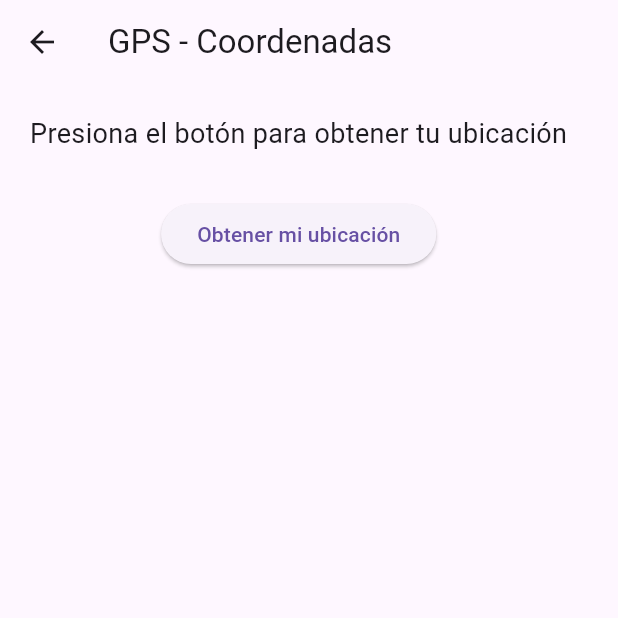
After one commit to BryanEstrada675/implementacion_custom_imput, a Flutter app: the GPSScreen screen opened directly, after a tap on "Obtener mi ubicación", on a phone screen of 412 x 824 dp, the top half of it. The commit adds this screen. Run offline on Flutter 3.47's test engine with Material 3 defaults, Android fonts, the phone set to English and light mode, and no system bars; our stand-ins replace geolocator.

Commit message:
se agregó GPS

```diff
--- /dev/null
+++ b/flutter_implementacion_del_custom/lib/screen/GPS_screen.dart
@@ -0,0 +1,81 @@
+import 'package:flutter/material.dart';
+import 'package:geolocator/geolocator.dart';
+
+class GPSScreen extends StatefulWidget {
+  const GPSScreen({super.key});
+
+  @override
+  State<GPSScreen> createState() => _GPSScreenState();
+}
+
+class _GPSScreenState extends State<GPSScreen> {
+  String coordenadas = "Presiona el botón para obtener tu ubicación";
+
+  Future<void> obtenerUbicacion() async {
+    bool servicioActivo;
+    LocationPermission permiso;
+
+    servicioActivo = await Geolocator.isLocationServiceEnabled();
+    if (!servicioActivo) {
+      setState(() {
+        coordenadas = "GPS desactivado. Actívalo e intenta de nuevo.";
+      });
+      return;
+    }
+
+    permiso = await Geolocator.checkPermission();
+
+    if (permiso == LocationPermission.denied) {
+      permiso = await Geolocator.requestPermission();
+      if (permiso == LocationPermission.denied) {
+        setState(() {
+          coordenadas = "Permiso denegado.";
+        });
+        return;
+      }
+    }
+
+    if (permiso == LocationPermission.deniedForever) {
+      setState(() {
+        coordenadas =
+            "El permiso está bloqueado permanentemente. Ve a configuración.";
+      });
+      return;
+    }
+
+    Position posicion = await Geolocator.getCurrentPosition(
+      desiredAccuracy: LocationAccuracy.high,
+    );
+
+    setState(() {
+      coordenadas =
+          "Latitud: ${posicion.latitude}\nLongitud: ${posicion.longitude}";
+    });
+  }
+
+  @override
+  Widget build(BuildContext context) {
+    return Scaffold(
+      appBar: AppBar(title: const Text("GPS - Coordenadas")),
+      body: Padding(
+        padding: const EdgeInsets.all(20),
+        child: Column(
+          children: [
+            Text(
+              coordenadas,
+              textAlign: TextAlign.center,
+              style: const TextStyle(fontSize: 18),
+            ),
+
+            const SizedBox(height: 30),
+
+            ElevatedButton(
+              onPressed: obtenerUbicacion,
+              child: const Text("Obtener mi ubicación"),
+            ),
+          ],
+        ),
+      ),
+    );
+  }
+}
--- a/flutter_implementacion_del_custom/pubspec.yaml
+++ b/flutter_implementacion_del_custom/pubspec.yaml
@@ -9,6 +9,7 @@ environment:
 dependencies:
   flutter:
     sdk: flutter
+  geolocator: ^10.0.1
 
 dev_dependencies:
   flutter_test:
```
Also changed, not shown: flutter_implementacion_del_custom/lib/screen/login_screen.dart (+13 -0 lines), flutter_implementacion_del_custom/pubspec.lock, 4 other files.
